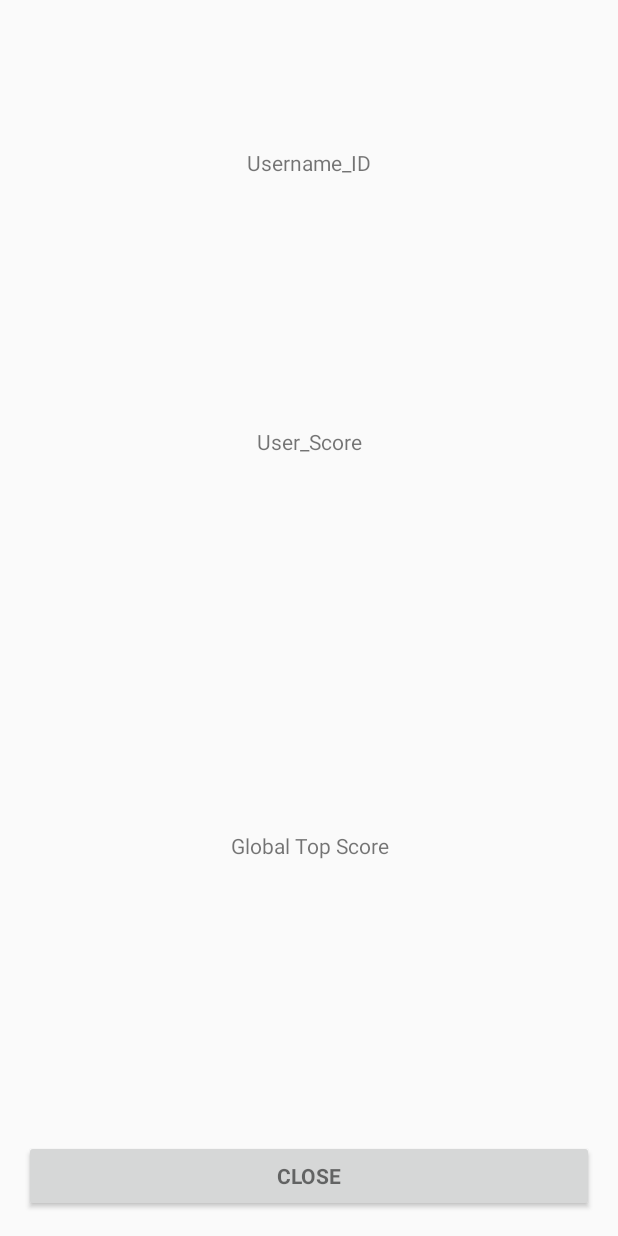
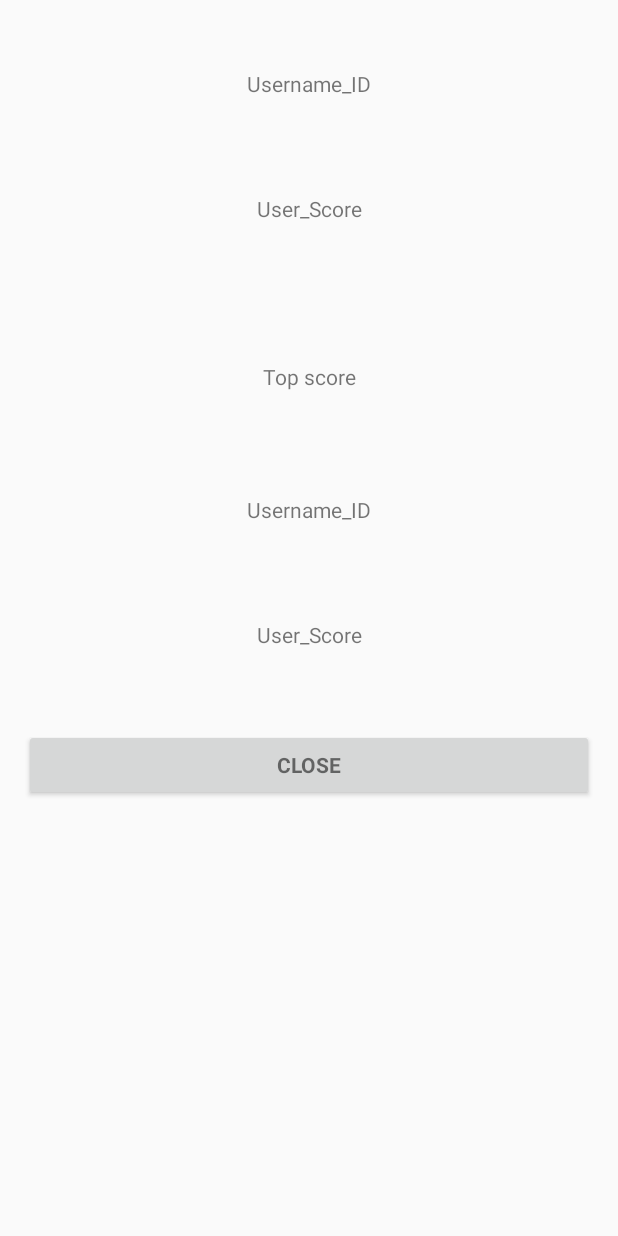
Before and after one commit to DimitrisDimtriadis/TLProject, an Android app: the layout activity_scoreboard.xml on its own in the app's theme, with its tools: preview values and no code run, on a phone screen of 412 x 824 dp. Run offline under Robolectric (Android 15) with nearby library versions, the phone set to English and light mode, and no system bars.

Commit message:
Final touch

```diff
--- a/FrontEnd/app/build.gradle
+++ b/FrontEnd/app/build.gradle
@@ -54,5 +54,5 @@ dependencies {
     androidTestCompile('com.android.support.test.espresso:espresso-contrib:2.2.2') {
         exclude group: 'com.android.support'
     }
-    compile files('httpclient-4.5.jar')
+    //compile files('httpclient-4.5.jar')
 }
--- a/FrontEnd/app/src/main/java/com/example/johnywalker/adventure_go/controller/UserVerification.java
+++ b/FrontEnd/app/src/main/java/com/example/johnywalker/adventure_go/controller/UserVerification.java
@@ -38,6 +38,7 @@ public class UserVerification
 
             if(userResponse.getStatusCode() == HttpStatus.OK)
             {
+                globalVariables.getUser().setUsername(username);
                 return true;
             }
             else if(userResponse.getStatusCode() == HttpStatus.NOT_FOUND)
--- a/FrontEnd/app/src/main/java/com/example/johnywalker/adventure_go/miscellaneous/GlobalVariables.java
+++ b/FrontEnd/app/src/main/java/com/example/johnywalker/adventure_go/miscellaneous/GlobalVariables.java
@@ -1,6 +1,8 @@
 package com.example.johnywalker.adventure_go.miscellaneous;
 
 import com.example.johnywalker.adventure_go.models.User;
+
+import java.util.List;
 
 /**
  * Created by Dimitriadis983 on 06-Jan-17.
--- a/FrontEnd/app/src/main/res/layout/activity_maps.xml
+++ b/FrontEnd/app/src/main/res/layout/activity_maps.xml
@@ -17,7 +17,7 @@ android:orientation="vertical" >
             android:layout_marginLeft="2dp"
             android:layout_width="wrap_content"
             android:layout_height="wrap_content"
-            android:text="Next Target"
+            android:text="@string/scoreboard"
             android:id="@+id/button_0" />
         <TextView
             android:layout_marginLeft="20dp"
--- a/FrontEnd/app/src/main/res/layout/activity_scoreboard.xml
+++ b/FrontEnd/app/src/main/res/layout/activity_scoreboard.xml
@@ -19,23 +19,40 @@
             android:id="@+id/username_text"
             android:layout_width="match_parent"
             android:layout_height="wrap_content"
-            android:layout_weight="0.25"
+            android:layout_weight="0.10"
             android:gravity="center"
-            android:text="Username_ID"/>
+            android:text="@string/username_id"/>
         <TextView
             android:id="@+id/score_text"
             android:layout_width="match_parent"
             android:layout_height="wrap_content"
-            android:layout_weight="0.25"
+            android:layout_weight="0.11"
             android:gravity="center"
-            android:text="User_Score"/>
+            android:text="@string/user_score"/>
+
         <TextView
-            android:id="@+id/topscores_text"
+            android:id="@+id/topScores_text"
             android:layout_width="match_parent"
             android:layout_height="wrap_content"
-            android:layout_weight="0.50"
+            android:layout_weight="0.13"
             android:gravity="center"
-            android:text="Global Top Score"/>
+            android:layout_marginTop="20dp"
+            android:text="@string/global_top_score"/>
+
+        <TextView
+            android:id="@+id/top_username_text"
+            android:layout_width="match_parent"
+            android:layout_height="wrap_content"
+            android:layout_weight="0.10"
+            android:gravity="center"
+            android:text="@string/username_id"/>
+        <TextView
+            android:id="@+id/top_score_text"
+            android:layout_width="match_parent"
+            android:layout_height="wrap_content"
+            android:layout_weight="0.11"
+            android:gravity="center"
+            android:text="@string/user_score"/>
 
 
         <Button
@@ -44,7 +61,7 @@
             android:layout_width="match_parent"
             android:layout_height="wrap_content"
             android:layout_marginTop="20dp"
-            android:text="Close"
+            android:text="@string/close"
             android:textStyle="bold"/>
     </LinearLayout>
 </LinearLayout>
--- a/FrontEnd/app/src/main/res/values/strings.xml
+++ b/FrontEnd/app/src/main/res/values/strings.xml
@@ -20,4 +20,9 @@
 
     <string name="hint">Hint</string>
     <string name="answer">Check answer</string>
+    <string name="username_id">Username_ID</string>
+    <string name="user_score">User_Score</string>
+    <string name="global_top_score">Top score</string>
+    <string name="close">Close</string>
+    <string name="scoreboard">Scoreboard</string>
 </resources>
```
Also changed, not shown: FrontEnd/app/src/main/java/com/example/johnywalker/adventure_go/controller/Controller.java (+7 -0 lines), FrontEnd/app/src/main/java/com/example/johnywalker/adventure_go/controller/TopScorePlayer.java (added, +52 -0 lines), FrontEnd/app/src/main/java/com/example/johnywalker/adventure_go/frontEnd/MapsActivity.java (+14 -7 lines), FrontEnd/app/src/main/java/com/example/johnywalker/adventure_go/frontEnd/PopScoreboard.java (+42 -4 lines), 4 other files.
